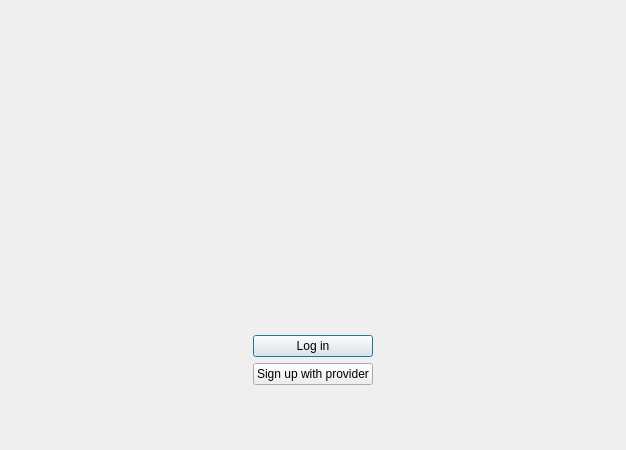
IONOS-Productivity/nc-desktop, file src/gui/wizard/welcomepage.ui: the form before one commit.
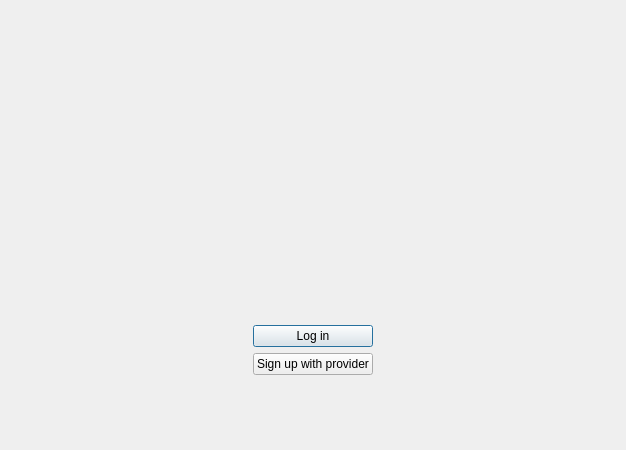
The form after the commit. Custom widgets are drawn as their Qt base class.

Commit message: [SES-172] add margin to show full login button

```diff
--- a/src/gui/wizard/welcomepage.ui
+++ b/src/gui/wizard/welcomepage.ui
@@ -163,6 +163,9 @@
                                     <property name="topMargin">
                                         <number>0</number>
                                     </property>
+                                    <property name="bottomMargin">
+                                        <number>10</number>
+                                    </property>
                                     <item>
                                         <spacer name="verticalSpacer">
                                             <property name="orientation">
@@ -174,7 +177,7 @@
                                             <property name="sizeHint" stdset="0">
                                                 <size>
                                                     <width>20</width>
-                                                    <height>90</height>
+                                                    <height>80</height>
                                                 </size>
                                             </property>
                                         </spacer>
@@ -214,7 +217,7 @@
                                                 <enum>Qt::Vertical</enum>
                                             </property>
                                             <property name="sizeType">
-                                                <enum>QSizePolicy::Preferred</enum>
+                                                <enum>QSizePolicy::Expanding</enum>
                                             </property>
                                             <property name="sizeHint" stdset="0">
                                                 <size>
```
